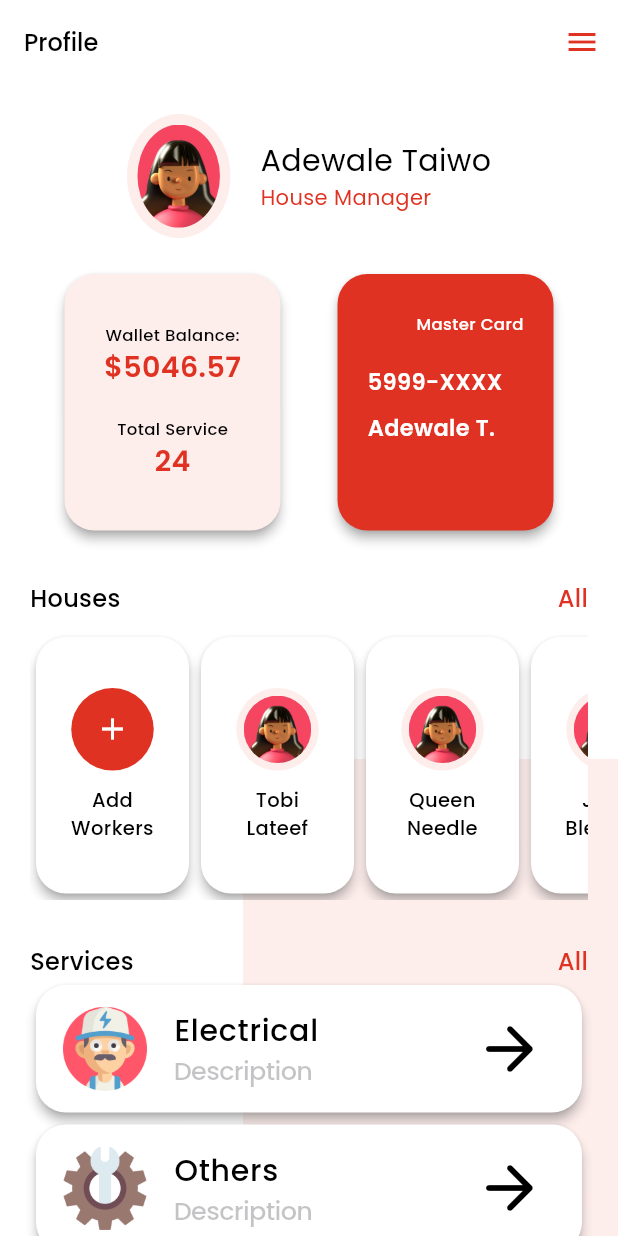
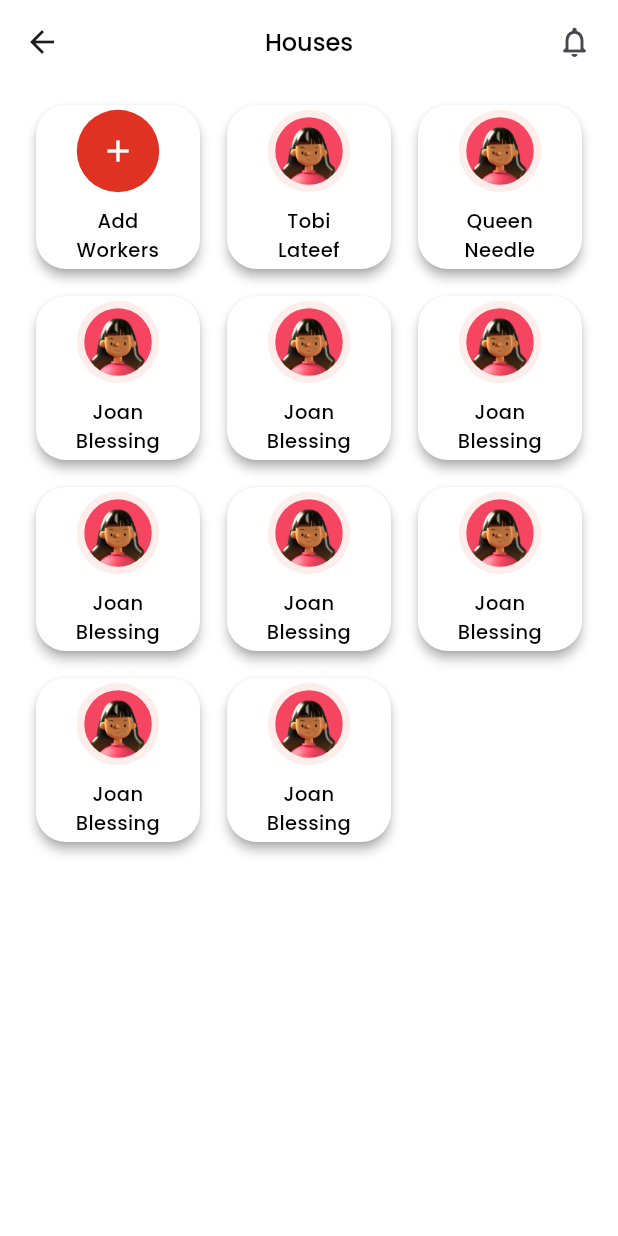
Before and after one commit to SamaShurrab/House_App_flutter_ui_task_3, a Flutter app: the HomePage screen opened directly, after a tap on "All", on a phone screen of 412 x 824 dp. Run offline on Flutter 3.47's test engine with Material 3 defaults, Android fonts, the phone set to English and light mode, and no system bars.

Commit message:
Add collections, custom widgets, and view all page for houses and services
- Created Collections class to manage houses names, services, and feedbacks.
- Implemented CustomSectionHouses widget for displaying house information.
- Developed CustomSectionServices widget for showcasing service details.
- Added ViewAllPage to display either houses or services based on the selected section.

```diff
--- /dev/null
+++ b/lib/constants/collections.dart
@@ -0,0 +1,43 @@
+import 'package:flutter_ui_task3/constants/paths.dart';
+import 'package:flutter_ui_task3/constants/string.dart';
+
+class Collections {
+  static List<String> housesName = [
+    AppStrings.addWorkers,
+    "Tobi\nLateef",
+    "Queen\nNeedle",
+    "Joan\nBlessing",
+    "Joan\nBlessing",
+    "Joan\nBlessing",
+    "Joan\nBlessing",
+    "Joan\nBlessing",
+    "Joan\nBlessing",
+    "Joan\nBlessing",
+    "Joan\nBlessing",
+  ];
+
+  static List services = [
+    {
+      "servicesName": AppStrings.electrical,
+      "servicesImage": Paths.electricalImage,
+      "servicesDescripton": AppStrings.description,
+    },
+
+    {
+      "servicesName": AppStrings.carpenter,
+      "servicesImage": Paths.carpenter,
+      "servicesDescripton": AppStrings.description,
+    },
+    {
+      "servicesName": AppStrings.plumber,
+      "servicesImage": Paths.plumber,
+      "servicesDescripton": AppStrings.description,
+    },
+    {
+      "servicesName": AppStrings.others,
+      "servicesImage": Paths.othersImage,
+      "servicesDescripton": AppStrings.description,
+    },
+  ];
+  static List feedbacks = [Paths.job1, Paths.job2];
+}
--- a/lib/constants/paths.dart
+++ b/lib/constants/paths.dart
@@ -5,4 +5,6 @@ class Paths {
   static const String othersImage = "assets/images/technical.png";
   static const String job1 = "assets/images/job1.jpg";
   static const String job2 = "assets/images/job2.jpg";
+  static const String carpenter = "assets/images/carpenter.png";
+  static const String plumber = "assets/images/plumber.png";
 }
--- a/lib/constants/string.dart
+++ b/lib/constants/string.dart
@@ -62,4 +62,8 @@ class AppStrings {
   static const String others = "Others";
   static const String feedbacks = "Feedbacks";
   static const String feedback1 = "Perfect Work through all\nJune month";
+
+  // Services page strings
+  static const String carpenter = "Carpenter";
+  static const String plumber = "Plumber";
 }
--- /dev/null
+++ b/lib/custom widget design/custom_section_houses.dart
@@ -0,0 +1,55 @@
+import 'package:flutter/material.dart';
+import 'package:flutter_ui_task3/constants/colors.dart';
+import 'package:flutter_ui_task3/constants/paths.dart';
+import 'package:flutter_ui_task3/custom%20widget%20design/circular_widget.dart';
+import 'package:flutter_ui_task3/custom%20widget%20design/custom_card.dart';
+
+class CustomSectionHouses extends StatelessWidget {
+  final List<String> housesNameList;
+  final int index;
+  const CustomSectionHouses({
+    super.key,
+    required this.housesNameList,
+    required this.index,
+  });
+
+  @override
+  Widget build(BuildContext context) {
+    return CustomCard(
+      width: 110,
+      height: 120,
+      cardColor: Colors.white,
+      widget: Column(
+        mainAxisAlignment: MainAxisAlignment.center,
+        children: [
+          CircularWidget(
+            height: 55,
+            width: 55,
+            color: index != 0
+                ? AppColors.secondaryColor
+                : AppColors.primaryColor,
+            widget: Padding(
+              padding: const EdgeInsets.all(5.0),
+              child: ClipRRect(
+                borderRadius: BorderRadius.circular(50),
+                child: index != 0
+                    ? Image.asset(Paths.userImagePath)
+                    : Icon(Icons.add, color: Colors.white),
+              ),
+            ),
+          ),
+          SizedBox(height: 10),
+          Text(
+            housesNameList[index],
+            textAlign: TextAlign.center,
+            style: TextStyle(
+              fontSize: 13,
+              fontWeight: FontWeight.w500,
+              color: Colors.black,
+            ),
+          ),
+        ],
+      ),
+    );
+  }
+}
--- a/lib/custom widget design/custom_section_name.dart
+++ b/lib/custom widget design/custom_section_name.dart
@@ -4,7 +4,8 @@ import 'package:flutter_ui_task3/constants/string.dart';
 
 class CustomSectionName extends StatelessWidget {
   final String sectionName;
-  const CustomSectionName({super.key, required this.sectionName});
+  final void Function()? onTap;
+  const CustomSectionName({super.key, required this.sectionName, this.onTap});
 
   @override
   Widget build(BuildContext context) {
@@ -21,7 +22,7 @@ class CustomSectionName extends StatelessWidget {
         ),
         InkWell(
           splashColor: Colors.grey,
-          onTap: () {},
+          onTap: onTap,
           child: Text(
             AppStrings.all,
             style: TextStyle(
--- /dev/null
+++ b/lib/custom widget design/custom_section_services.dart
@@ -0,0 +1,54 @@
+import 'package:flutter/material.dart';
+import 'package:flutter_ui_task3/constants/colors.dart';
+import 'package:flutter_ui_task3/custom%20widget%20design/custom_card.dart';
+
+class CustomSectionServices extends StatelessWidget {
+  final List servicesNameList;
+  final int index;
+  const CustomSectionServices({
+    super.key,
+    required this.servicesNameList,
+    required this.index,
+  });
+
+  @override
+  Widget build(BuildContext context) {
+    return CustomCard(
+      width: 356,
+      height: 93,
+      cardColor: Colors.white,
+      widget: Center(
+        child: ListTile(
+          leading: Image.asset(
+            servicesNameList[index]["servicesImage"],
+            height: 70,
+            width: 70,
+            fit: BoxFit.contain,
+          ),
+          title: Text(
+            servicesNameList[index]["servicesName"],
+            style: TextStyle(
+              fontWeight: FontWeight.w500,
+              fontSize: 20,
+              color: Colors.black,
+            ),
+          ),
+          subtitle: Text(
+            servicesNameList[index]["servicesDescripton"],
+            style: TextStyle(
+              fontWeight: FontWeight.w500,
+              fontSize: 17,
+              letterSpacing: -0.43,
+              color: AppColors.descriptionTextColor,
+            ),
+          ),
+          trailing: Icon(
+            Icons.arrow_forward_rounded,
+            size: 48,
+            color: Colors.black,
+          ),
+        ),
+      ),
+    );
+  }
+}
--- a/lib/main.dart
+++ b/lib/main.dart
@@ -7,6 +7,11 @@ void main() {
       home: SplashScreen(),
       debugShowCheckedModeBanner: false,
       theme: ThemeData(
+        appBarTheme: AppBarTheme(
+          backgroundColor: Colors.transparent,
+          surfaceTintColor: Colors.transparent,
+          elevation: 0,
+        ),
         fontFamily: "Poppins",
         scaffoldBackgroundColor: Colors.white,
       ),
--- a/lib/pages/home_page.dart
+++ b/lib/pages/home_page.dart
@@ -1,44 +1,20 @@
 import 'package:flutter/material.dart';
+import 'package:flutter_ui_task3/constants/collections.dart';
 import 'package:flutter_ui_task3/constants/colors.dart';
 import 'package:flutter_ui_task3/constants/dimens.dart';
 import 'package:flutter_ui_task3/constants/paths.dart';
 import 'package:flutter_ui_task3/constants/string.dart';
-import 'package:flutter_ui_task3/custom%20widget%20design/circular_widget.dart';
 import 'package:flutter_ui_task3/custom%20widget%20design/custom_card.dart';
+import 'package:flutter_ui_task3/custom%20widget%20design/custom_section_houses.dart';
 import 'package:flutter_ui_task3/custom%20widget%20design/custom_section_name.dart';
+import 'package:flutter_ui_task3/custom%20widget%20design/custom_section_services.dart';
+import 'package:flutter_ui_task3/pages/view_all_page.dart';
 
 class HomePage extends StatelessWidget {
   const HomePage({super.key});
 
   @override
   Widget build(BuildContext context) {
-    List<String> housesName = [
-      AppStrings.addWorkers,
-      "Tobi\nLateef",
-      "Queen\nNeedle",
-      "Joan\nBlessing",
-      "Joan\nBlessing",
-      "Joan\nBlessing",
-      "Joan\nBlessing",
-      "Joan\nBlessing",
-      "Joan\nBlessing",
-      "Joan\nBlessing",
-      "Joan\nBlessing",
-    ];
-
-    List services = [
-      {
-        "servicesName": AppStrings.electrical,
-        "servicesImage": Paths.electricalImage,
-        "servicesDescripton": AppStrings.description,
-      },
-      {
-        "servicesName": AppStrings.others,
-        "servicesImage": Paths.othersImage,
-        "servicesDescripton": AppStrings.description,
-      },
-    ];
-    List feedbacks = [Paths.job1, Paths.job2];
     return Scaffold(
       appBar: AppBar(
         backgroundColor: Colors.transparent,
@@ -222,7 +198,18 @@ class HomePage extends StatelessWidget {
                     ],
                   ),
                   SizedBox(height: AppDimensions.heightBetweenSections),
-                  CustomSectionName(sectionName: AppStrings.houses),
+                  CustomSectionName(
+                    sectionName: AppStrings.houses,
+                    onTap: () {
+                      Navigator.of(context).push(
+                        MaterialPageRoute(
+                          builder: (context) {
+                            return ViewAllPage(sectionName: AppStrings.houses);
+                          },
+                        ),
+                      );
+                    },
+                  ),
                   SizedBox(
                     height: AppDimensions.heightBetweenSectionsAndContents,
                   ),
@@ -230,43 +217,11 @@ class HomePage extends StatelessWidget {
                     width: double.infinity,
                     height: AppDimensions.heightCardInformation,
                     child: ListView.builder(
-                      itemCount: 10,
+                      itemCount: Collections.housesName.length,
                       itemBuilder: (context, index) {
-                        return CustomCard(
-                          width: 110,
-                          height: 120,
-                          cardColor: Colors.white,
-                          widget: Column(
-                            mainAxisAlignment: MainAxisAlignment.center,
-                            children: [
-                              CircularWidget(
-                                height: 55,
-                                width: 55,
-                                color: index != 0
-                                    ? AppColors.secondaryColor
-                                    : AppColors.primaryColor,
-                                widget: Padding(
-                                  padding: const EdgeInsets.all(5.0),
-                                  child: ClipRRect(
-                                    borderRadius: BorderRadius.circular(50),
-                                    child: index != 0
-                                        ? Image.asset(Paths.userImagePath)
-                                        : Icon(Icons.add, color: Colors.white),
-                                  ),
-                                ),
-                              ),
-                              SizedBox(height: 10),
-                              Text(
-                                housesName[index],
-                                textAlign: TextAlign.center,
-                                style: TextStyle(
-                                  fontSize: 13,
-                                  fontWeight: FontWeight.w500,
-                                  color: Colors.black,
-                                ),
-                              ),
-                            ],
-                          ),
+                        return CustomSectionHouses(
+                          housesNameList: Collections.housesName,
+                          index: index,
                         );
                       },
                       shrinkWrap: true,
@@ -274,47 +229,28 @@ class HomePage extends StatelessWidget {
                     ),
                   ),
                   SizedBox(height: AppDimensions.heightBetweenSections),
-                  CustomSectionName(sectionName: AppStrings.services),
+                  CustomSectionName(
+                    sectionName: AppStrings.services,
+                    onTap: () {
+                      Navigator.of(context).push(
+                        MaterialPageRoute(
+                          builder: (context) {
+                            return ViewAllPage(
+                              sectionName: AppStrings.services,
+                            );
+                          },
+                        ),
+                      );
+                    },
+                  ),
                   ListView.builder(
                     itemCount: 2,
                     shrinkWrap: true,
                     physics: NeverScrollableScrollPhysics(),
                     itemBuilder: (context, index) {
-                      return CustomCard(
-                        width: 356,
-                        height: 93,
-                        cardColor: Colors.white,
-                        widget: Center(
-                          child: ListTile(
-                            leading: Image.asset(
-                              services[index]["servicesImage"],
-                              height: 60,
-                              width: 60,
-                            ),
-                            title: Text(
-                              services[index]["servicesName"],
-                              style: TextStyle(
-                                fontWeight: FontWeight.w500,
-                                fontSize: 20,
-                                color: Colors.black,
-                              ),
-                            ),
-                            subtitle: Text(
-                              services[index]["servicesDescripton"],
-                              style: TextStyle(
-                                fontWeight: FontWeight.w500,
-                                fontSize: 17,
-                                letterSpacing: -0.43,
-                                color: AppColors.descriptionTextColor,
-                              ),
-                            ),
-                            trailing: Icon(
-                              Icons.arrow_forward_rounded,
-                              size: 48,
-                              color: Colors.black,
-                            ),
-                          ),
-                        ),
+                      return CustomSectionServices(
+                        servicesNameList: Collections.services,
+                        index: index,
                       );
                     },
                   ),
@@ -343,7 +279,7 @@ class HomePage extends StatelessWidget {
                                     AppDimensions.borderRadiusCustomCard,
                                   ),
                                   child: Image.asset(
-                                    feedbacks[index],
+                                    Collections.feedbacks[index],
                                     width: 270,
                                     height: 85,
                                     fit: BoxFit.fill,
--- /dev/null
+++ b/lib/pages/view_all_page.dart
@@ -0,0 +1,64 @@
+import 'package:flutter/material.dart';
+import 'package:flutter_ui_task3/constants/collections.dart';
+import 'package:flutter_ui_task3/constants/string.dart';
+import 'package:flutter_ui_task3/custom%20widget%20design/custom_section_houses.dart';
+import 'package:flutter_ui_task3/custom%20widget%20design/custom_section_services.dart';
+
+class ViewAllPage extends StatelessWidget {
+  final String sectionName;
+  const ViewAllPage({super.key, required this.sectionName});
+
+  @override
+  Widget build(BuildContext context) {
+    return Scaffold(
+      appBar: AppBar(
+        backgroundColor: Colors.transparent,
+        surfaceTintColor: Colors.transparent,
+        elevation: 0,
+        centerTitle: true,
+        title: Text(
+          sectionName,
+          style: TextStyle(
+            fontWeight: FontWeight.w500,
+            fontSize: 16,
+            color: Colors.black,
+          ),
+        ),
+        actionsPadding: EdgeInsets.only(right: 5),
+        actions: [
+          IconButton(
+            onPressed: () {},
+            icon: Icon(Icons.notifications_none_rounded),
+          ),
+        ],
+      ),
+      body: Padding(
+        padding: const EdgeInsets.symmetric(horizontal: 20, vertical: 10),
+        child: sectionName == AppStrings.houses
+            ? GridView.builder(
+                gridDelegate: SliverGridDelegateWithMaxCrossAxisExtent(
+                  maxCrossAxisExtent: 170,
+                  mainAxisSpacing: 10,
+                  crossAxisSpacing: 10,
+                ),
+                itemCount: Collections.housesName.length,
+                itemBuilder: (context, index) {
+                  return CustomSectionHouses(
+                    housesNameList: Collections.housesName,
+                    index: index,
+                  );
+                },
+              )
+            : ListView.builder(
+                itemCount: Collections.services.length,
+                itemBuilder: (context, index) {
+                  return CustomSectionServices(
+                    servicesNameList: Collections.services,
+                    index: index,
+                  );
+                },
+              ),
+      ),
+    );
+  }
+}
```
Also changed, not shown: assets/images/carpenter.png (added), assets/images/houses_page.png (added), assets/images/plumber.png (added), assets/images/services_page.png (added), 9 other files.
